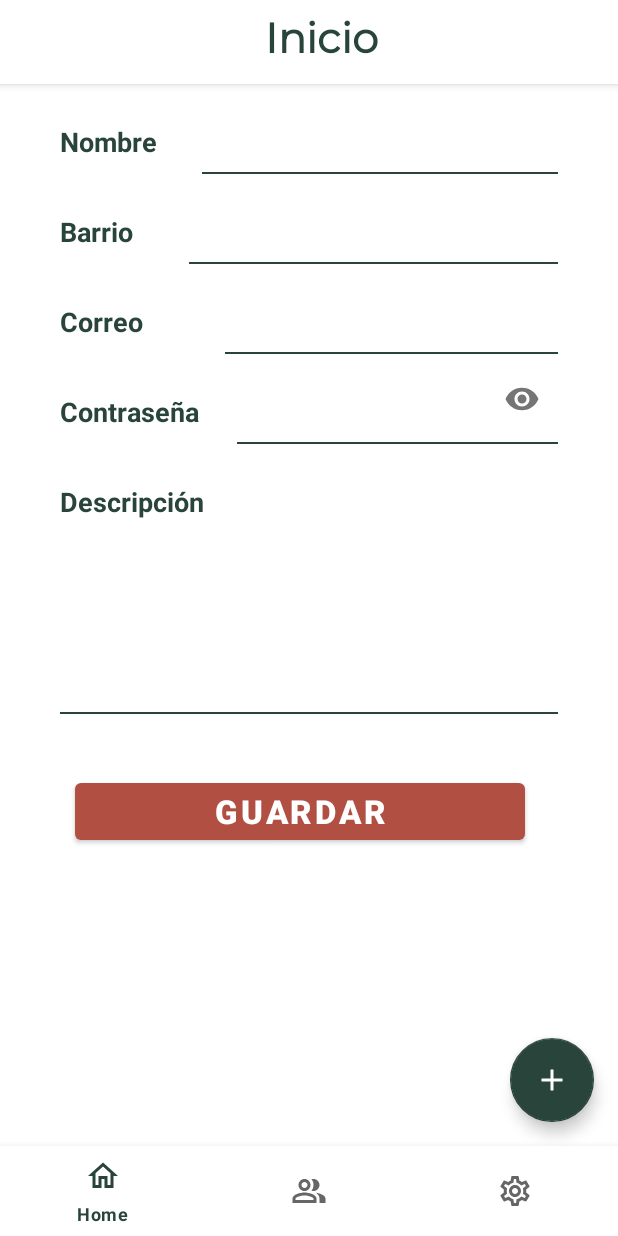
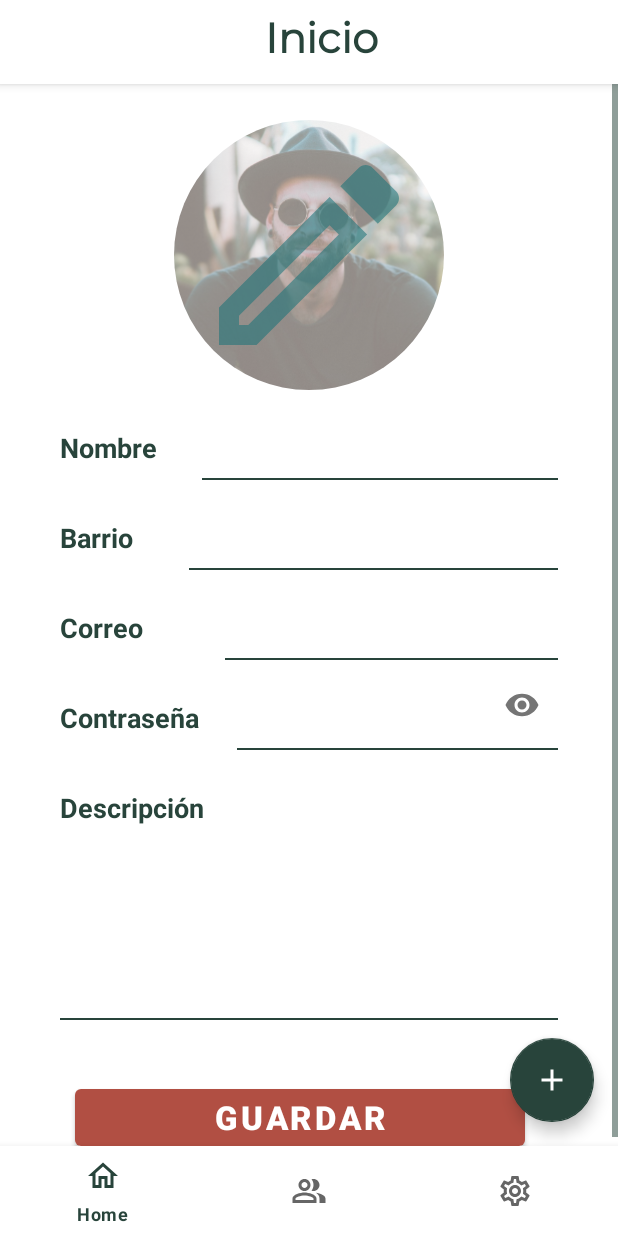
Before and after one commit to alxgarci/commons, an Android app: the fragment EditarPerfilFragment placed in its activity, on a phone screen of 412 x 824 dp. Run offline under Robolectric (Android 15) with nearby library versions, the phone set to English and light mode, and no system bars; our stand-ins replace Firebase (no records; nobody signed in at launch, a user with empty details on screens opened directly); 5 statements that could not run were skipped.

Commit message:
editar imagen en perfil

```diff
--- a/app/src/main/java/com/agmmps/commons/MainActivity.java
+++ b/app/src/main/java/com/agmmps/commons/MainActivity.java
@@ -138,10 +138,6 @@ public class MainActivity extends AppCompatActivity implements VecinoFragmentLis
                             ft.replace(R.id.flMain, edp);
                             ft.addToBackStack(null);
                             ft.commit();
-                            break;
-                        case R.id.itmEditarImagen:
-                            //TODO: CAMBIAR IMAGEN PERFIL
-                            Toast.makeText(MainActivity.this, "CAMBIAR IMAGEN", Toast.LENGTH_SHORT).show();
                             break;
                         case R.id.itmPrivatePolicy:
                             break;
--- a/app/src/main/java/com/agmmps/commons/fragments/EditarPerfilFragment.java
+++ b/app/src/main/java/com/agmmps/commons/fragments/EditarPerfilFragment.java
@@ -11,12 +11,15 @@ import android.view.View;
 import android.view.ViewGroup;
 import android.widget.Button;
 import android.widget.EditText;
+import android.widget.ImageButton;
+import android.widget.ImageView;
 import android.widget.Toast;
 import android.widget.Toolbar;
 
 import com.agmmps.commons.R;
 import com.agmmps.commons.javabeans.Usuario;
 import com.agmmps.commons.listeners.VolverListener;
+import com.bumptech.glide.Glide;
 import com.google.firebase.auth.FirebaseAuth;
 import com.google.firebase.auth.FirebaseUser;
 import com.google.firebase.database.DataSnapshot;
@@ -36,6 +39,8 @@ public class EditarPerfilFragment extends Fragment {
     EditText etDescrip;
     Button btnEditar;
     Toolbar toolbar;
+    ImageButton imbEditarImagen;
+    ImageView imageView;
 
     FirebaseAuth fba;
     FirebaseUser user;
@@ -76,6 +81,8 @@ public class EditarPerfilFragment extends Fragment {
         etPassword = view.findViewById(R.id.etEditPerfFragPW);
         etDescrip = view.findViewById(R.id.etEditPerfFragDescrip);
         btnEditar = view.findViewById(R.id.btnEditPerfFragGuardar);
+        imbEditarImagen = view.findViewById(R.id.imbEditarImagenPerfil);
+        imageView = view.findViewById(R.id.im_fragment_editar_perfil);
 
         fba = FirebaseAuth.getInstance();
         user = fba.getCurrentUser();
@@ -84,6 +91,14 @@ public class EditarPerfilFragment extends Fragment {
 
         fba = FirebaseAuth.getInstance();
         user = fba.getCurrentUser();
+
+        imbEditarImagen.setOnClickListener(new View.OnClickListener() {
+            @Override
+            public void onClick(View v) {
+                Toast.makeText(getContext(), "EDITAR IMAGEN", Toast.LENGTH_SHORT).show();
+                //TODO:
+            }
+        });
 
         btnEditar.setOnClickListener(new View.OnClickListener() {
             @Override
@@ -138,6 +153,11 @@ public class EditarPerfilFragment extends Fragment {
     }
 
     private void cargarDatosUsuario() {
+        Glide.with(this)
+                .load(R.drawable.usuario_1)
+                .placeholder(R.drawable.ic_logo_usuarios)
+                .circleCrop()
+                .into(imageView);
         etNombre.setText(usuLoged.getNombre());
         etBarrio.setText(usuLoged.getBarrio());
         etDescrip.setText(usuLoged.getDescripcion());
--- a/app/src/main/res/drawable/ic_baseline_camera_alt_24.xml
+++ /dev/null
@@ -1,6 +0,0 @@
-<vector android:height="24dp" android:tint="@color/colorPrimary"
-    android:viewportHeight="24" android:viewportWidth="24"
-    android:width="24dp" xmlns:android="http://schemas.android.com/apk/res/android">
-    <path android:fillColor="@android:color/white" android:pathData="M12,12m-3.2,0a3.2,3.2 0,1 1,6.4 0a3.2,3.2 0,1 1,-6.4 0"/>
-    <path android:fillColor="@android:color/white" android:pathData="M9,2L7.17,4L4,4c-1.1,0 -2,0.9 -2,2v12c0,1.1 0.9,2 2,2h16c1.1,0 2,-0.9 2,-2L22,6c0,-1.1 -0.9,-2 -2,-2h-3.17L15,2L9,2zM12,17c-2.76,0 -5,-2.24 -5,-5s2.24,-5 5,-5 5,2.24 5,5 -2.24,5 -5,5z"/>
-</vector>
--- /dev/null
+++ b/app/src/main/res/drawable/ic_edit_160.xml
@@ -0,0 +1,5 @@
+<vector android:height="160dp" android:tint="@color/colorPrimaryLightAlpha"
+    android:viewportHeight="24" android:viewportWidth="24"
+    android:width="160dp" xmlns:android="http://schemas.android.com/apk/res/android">
+    <path android:fillColor="@android:color/white" android:pathData="M14.06,9.02l0.92,0.92L5.92,19L5,19v-0.92l9.06,-9.06M17.66,3c-0.25,0 -0.51,0.1 -0.7,0.29l-1.83,1.83 3.75,3.75 1.83,-1.83c0.39,-0.39 0.39,-1.02 0,-1.41l-2.34,-2.34c-0.2,-0.2 -0.45,-0.29 -0.71,-0.29zM14.06,6.19L3,17.25L3,21h3.75L17.81,9.94l-3.75,-3.75z"/>
+</vector>
--- a/app/src/main/res/layout/fragment_editar_perfil.xml
+++ b/app/src/main/res/layout/fragment_editar_perfil.xml
@@ -1,11 +1,39 @@
 <?xml version="1.0" encoding="utf-8"?>
-<LinearLayout xmlns:android="http://schemas.android.com/apk/res/android"
+<ScrollView xmlns:android="http://schemas.android.com/apk/res/android"
     xmlns:tools="http://schemas.android.com/tools"
     android:layout_width="match_parent"
     android:layout_height="match_parent"
     xmlns:app="http://schemas.android.com/apk/res-auto"
+    tools:context=".fragments.EditarPerfilFragment"
+    android:layout_marginBottom="116dp"
+    android:scrollbarAlwaysDrawVerticalTrack="true">
+
+    <LinearLayout
+    android:layout_width="match_parent"
+    android:layout_height="match_parent"
     android:orientation="vertical"
     tools:context=".fragments.EditarPerfilFragment">
+
+        <LinearLayout
+            android:layout_width="wrap_content"
+            android:layout_height="wrap_content"
+            android:layout_marginTop="24dp"
+            android:layout_gravity="center"
+            android:orientation="horizontal">
+            <ImageView
+                android:id="@+id/im_fragment_editar_perfil"
+                android:layout_width="180dp"
+                android:layout_height="180dp"
+                android:layout_gravity="center_horizontal"
+                />
+            <ImageButton
+                android:id="@+id/imbEditarImagenPerfil"
+                android:layout_width="180dp"
+                android:layout_height="180dp"
+                android:layout_marginLeft="-180dp"
+                android:src="@drawable/ic_edit_160"
+                android:background="@color/colorTransparentWhite"/>
+        </LinearLayout>
 
     <LinearLayout
         android:id="@+id/ll1EditPerfFrag"
@@ -220,3 +248,6 @@
 
 
 </LinearLayout>
+
+
+</ScrollView>
--- a/app/src/main/res/menu/ajustes_perfil.xml
+++ b/app/src/main/res/menu/ajustes_perfil.xml
@@ -1,13 +1,6 @@
 <?xml version="1.0" encoding="utf-8"?>
 <menu xmlns:android="http://schemas.android.com/apk/res/android"
     xmlns:app="http://schemas.android.com/apk/res-auto">
-
-    <item
-        android:id="@+id/itmEditarImagen"
-        android:title="Editar imagen"
-        android:icon="@drawable/ic_baseline_camera_alt_24"
-        app:showAsAction="always"
-        />
     <item
         android:id="@+id/itmEditarPerfil"
         android:title="Editar perfil"
```
Also changed, not shown: app/src/main/res/layout/fragment_perfil.xml (+2 -26 lines).
